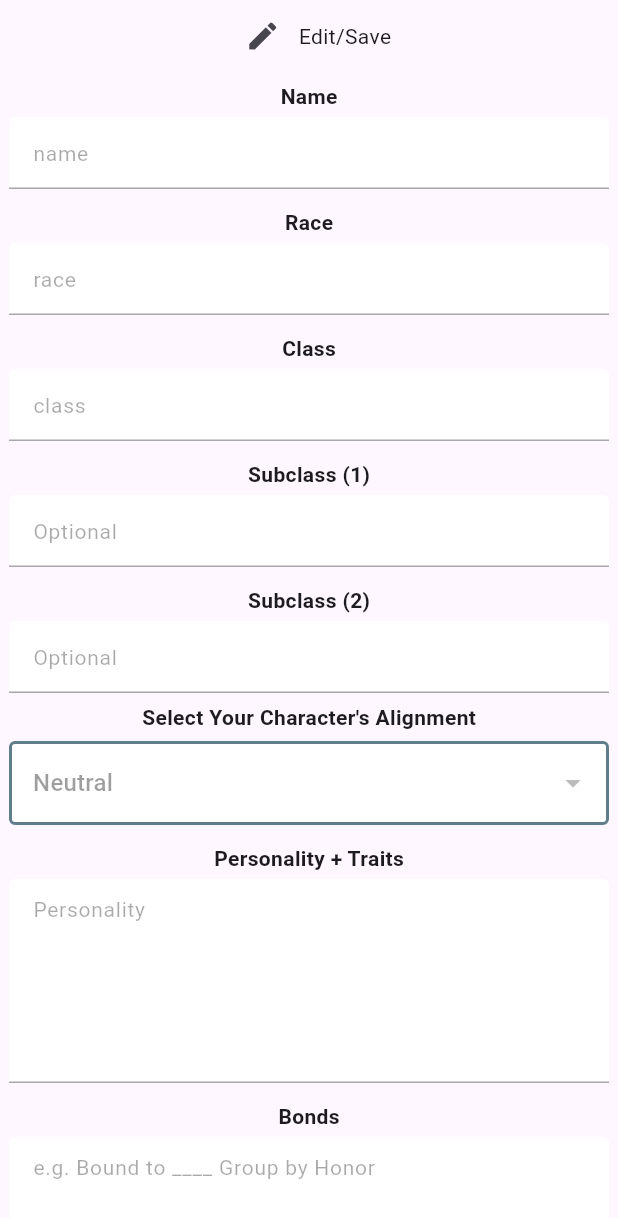
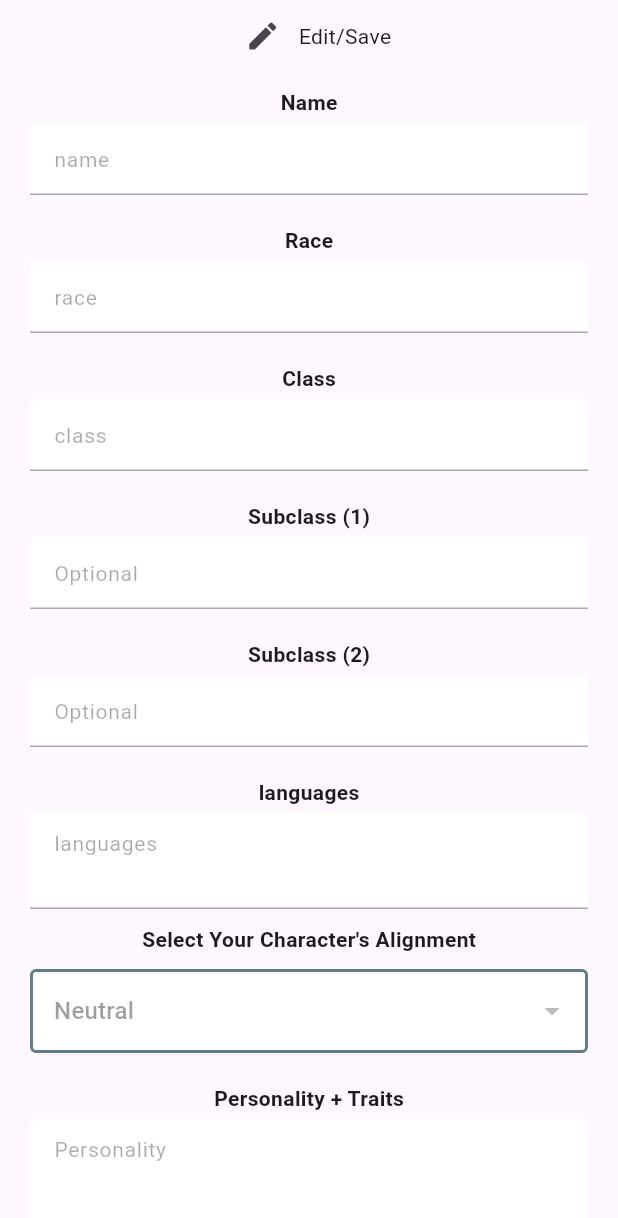
Before and after one commit to skeptickal/homeBrewed, a Flutter app: the BioTab widget shown alone on an empty page, opened directly with empty values, on a phone screen of 412 x 824 dp. Shown: the top 1218 px of the screen. Run offline on Flutter 3.47's test engine with Material 3 defaults, Android fonts, the phone set to English and light mode, and no system bars; our stand-ins replace bloc, cloud_firestore, equatable, firebase_auth, firebase_core, firebase_messaging and 4 more; accounts and stored records are empty.

Commit message:
changed some cosmetics, fixed note

```diff
--- a/dnd_character_manager/lib/models/bio.dart
+++ b/dnd_character_manager/lib/models/bio.dart
@@ -13,6 +13,7 @@ class Bio extends Equatable {
   final String? bonds;
   final String? flaws;
   final String? background;
+  final String? languages;
 
   const Bio({
     this.userID,
@@ -27,6 +28,7 @@ class Bio extends Equatable {
     this.bonds,
     this.flaws,
     this.background,
+    this.languages,
   });
 
   Map<String, dynamic> toJson() {
@@ -43,6 +45,7 @@ class Bio extends Equatable {
       'bonds': bonds,
       'flaws': flaws,
       'background': background,
+      'languages': languages,
     };
     return data;
   }
@@ -61,6 +64,7 @@ class Bio extends Equatable {
       bonds: json['bonds'].toString(),
       flaws: json['flaws'].toString(),
       background: json['background'].toString(),
+      languages: json['languages'].toString(),
     );
   }
 
@@ -68,7 +72,7 @@ class Bio extends Equatable {
   String toString() {
     return 'subclass1: $subclass1 \n charID: $charID, '
         '\n subclass2: $subclass2, \n alignment: $alignment, \n personality: $personality,'
-        '\n bonds: $bonds, \n flaws: $flaws, \n background: $background';
+        '\n bonds: $bonds, \n flaws: $flaws, \n background: $background, \n languages: $languages';
   }
 
   @override
@@ -82,5 +86,6 @@ class Bio extends Equatable {
         bonds,
         flaws,
         background,
+        languages,
       ];
 }
--- a/dnd_character_manager/lib/pages/tabs/bio_tab.dart
+++ b/dnd_character_manager/lib/pages/tabs/bio_tab.dart
@@ -27,6 +27,7 @@ class BioTab extends StatelessWidget {
         TextEditingController dndSubClass2 = TextEditingController();
         TextEditingController bonds = TextEditingController();
         TextEditingController flaws = TextEditingController();
+        TextEditingController languages = TextEditingController();
         background.text = state.bio!.background ?? 'bio';
         personality.text = state.bio!.personality ?? '';
         name.text = state.bio!.name ?? '';
@@ -37,37 +38,46 @@ class BioTab extends StatelessWidget {
         dndAlignment.text = state.bio!.alignment ?? 'Select an Alignment';
         dndSubClass1.text = state.bio!.subclass1 ?? '';
         dndSubClass2.text = state.bio!.subclass2 ?? '';
+        languages.text = state.bio!.languages ?? 'Common';
         BigTextBox nameBox = BigTextBox(
           enabled: state.bioEdit!,
-          padding: const EdgeInsets.all(6),
+          padding: const EdgeInsets.fromLTRB(20, 10, 20, 10),
           controller: name,
           hintText: 'name',
           subtitle: 'Name',
         );
+        BigTextBox languagesBox = BigTextBox(
+          enabled: state.bioEdit!,
+          padding: const EdgeInsets.fromLTRB(20, 10, 20, 10),
+          controller: languages,
+          hintText: 'languages',
+          subtitle: 'languages',
+          minLines: 2,
+        );
         BigTextBox raceBox = BigTextBox(
           enabled: state.bioEdit!,
-          padding: const EdgeInsets.all(6),
+          padding: const EdgeInsets.fromLTRB(20, 10, 20, 10),
           controller: race,
           hintText: 'race',
           subtitle: 'Race',
         );
         BigTextBox dndClassBox = BigTextBox(
           enabled: state.bioEdit!,
-          padding: const EdgeInsets.all(6),
+          padding: const EdgeInsets.fromLTRB(20, 10, 20, 10),
           controller: dndClass,
           hintText: 'class',
           subtitle: 'Class',
         );
         BigTextBox dndSubClass1Box = BigTextBox(
           enabled: state.bioEdit!,
-          padding: const EdgeInsets.all(6),
+          padding: const EdgeInsets.fromLTRB(20, 10, 20, 10),
           controller: dndSubClass1,
           hintText: 'Optional',
           subtitle: 'Subclass (1)',
         );
         BigTextBox dndSubClass2Box = BigTextBox(
           enabled: state.bioEdit!,
-          padding: const EdgeInsets.all(6),
+          padding: const EdgeInsets.fromLTRB(20, 10, 20, 10),
           controller: dndSubClass2,
           hintText: 'Optional',
           subtitle: 'Subclass (2)',
@@ -83,7 +93,7 @@ class BioTab extends StatelessWidget {
         BigTextBox personalityBox = BigTextBox(
           enabled: state.bioEdit!,
           controller: personality,
-          padding: const EdgeInsets.all(6),
+          padding: const EdgeInsets.fromLTRB(20, 10, 20, 10),
           hintText: 'Personality',
           subtitle: 'Personality + Traits',
           minLines: 5,
@@ -91,7 +101,7 @@ class BioTab extends StatelessWidget {
         BigTextBox bondsBox = BigTextBox(
           enabled: state.bioEdit!,
           controller: bonds,
-          padding: const EdgeInsets.all(6),
+          padding: const EdgeInsets.fromLTRB(20, 10, 20, 10),
           hintText: 'e.g. Bound to ____ Group by Honor',
           subtitle: 'Bonds',
           minLines: 5,
@@ -99,7 +109,7 @@ class BioTab extends StatelessWidget {
         BigTextBox flawsBox = BigTextBox(
           enabled: state.bioEdit!,
           controller: flaws,
-          padding: const EdgeInsets.all(6),
+          padding: const EdgeInsets.fromLTRB(20, 10, 20, 10),
           hintText: 'e.g. Kleptomaniac',
           subtitle: 'Flaws',
           minLines: 5,
@@ -118,7 +128,7 @@ class BioTab extends StatelessWidget {
           crossAxisAlignment: CrossAxisAlignment.start,
           children: [
             Padding(
-              padding: const EdgeInsets.all(6),
+              padding: const EdgeInsets.fromLTRB(20, 10, 20, 10),
               child: DropdownButtonFormField<String>(
                 key: const Key('alignment_dropdown'),
                 value: state.bio!.alignment ?? 'Select an Alignment',
@@ -160,6 +170,7 @@ class BioTab extends StatelessWidget {
                         flaws: flaws.text,
                         bonds: bonds.text,
                         personality: personality.text,
+                        languages: languages.text,
                       );
                       context.read<BioCubit>().setBioData(bio1);
                       context.read<BioCubit>().readBioData(bio.charID!);
@@ -179,6 +190,7 @@ class BioTab extends StatelessWidget {
               dndClassBox,
               dndSubClass1Box,
               dndSubClass2Box,
+              languagesBox,
               Center(
                 child: Text(
                   'Select Your Character\'s Alignment',
```
